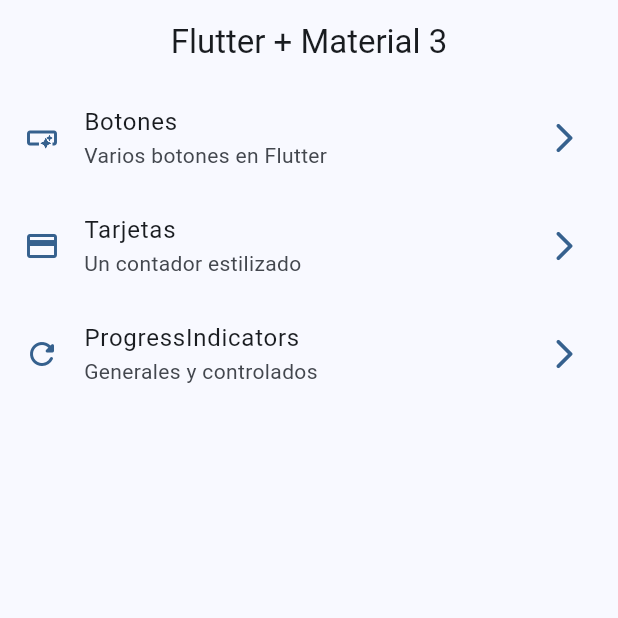
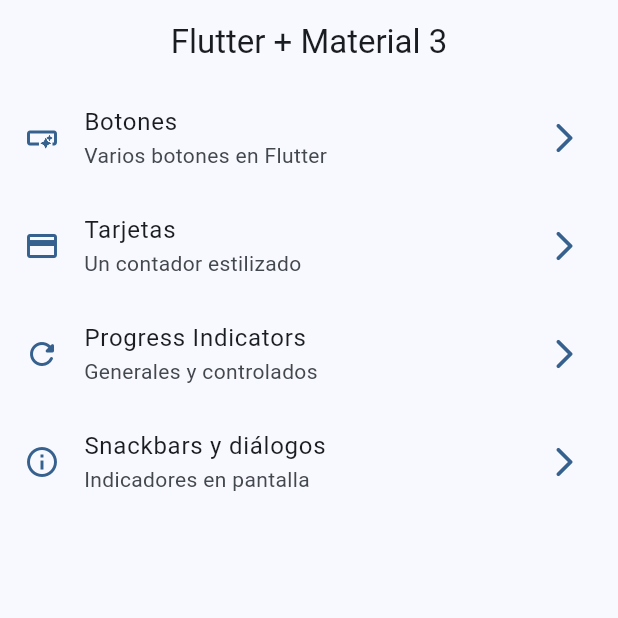
Before and after one commit to Corix5/widgets_app_flutter, a Flutter app: the screen it shows after launch, on a phone screen of 412 x 824 dp, the top half of it. Run offline on Flutter 3.47's test engine with Material 3 defaults, Android fonts, the phone set to English and light mode, and no system bars; our stand-ins replace go_router.

Commit message:
snackbars dialogs terminado

```diff
--- a/lib/config/router/app_router.dart
+++ b/lib/config/router/app_router.dart
@@ -26,5 +26,10 @@ final appRouter = GoRouter(
       name: ProgressScreen.name,
       builder: (context, state) => ProgressScreen(),
     ),
+    GoRoute(
+      path: '/snackbars',
+      name: SnackbarScreen.name,
+      builder: (context, state) => SnackbarScreen(),
+    ),
   ],
 );
--- a/lib/config/theme/menu/menu_items.dart
+++ b/lib/config/theme/menu/menu_items.dart
@@ -23,10 +23,16 @@ class MenuItems {
     icon: Icons.credit_card
   ),
   MenuItems(
-    title: 'ProgressIndicators',
+    title: 'Progress Indicators',
     subtitle: 'Generales y controlados',
     link: '/progress',
     icon: Icons.refresh_rounded
   ),
+  MenuItems(
+    title: 'Snackbars y diálogos',
+    subtitle: 'Indicadores en pantalla',
+    link: '/snackbars',
+    icon: Icons.info_outline
+  ),
 
 ];
--- a/lib/main.dart
+++ b/lib/main.dart
@@ -12,6 +12,7 @@ class MainApp extends StatelessWidget {
   @override
   Widget build(BuildContext context) {
     return MaterialApp.router(
+      title: 'Flutter Widgets',
       routerConfig: appRouter,
       debugShowCheckedModeBanner: false,
       theme: AppTheme(selectedColor: 0).getTheme(),
```
Also changed, not shown: lib/presentation/screens/snackbar/snackbar_screen.dart (+62 -1 lines).
